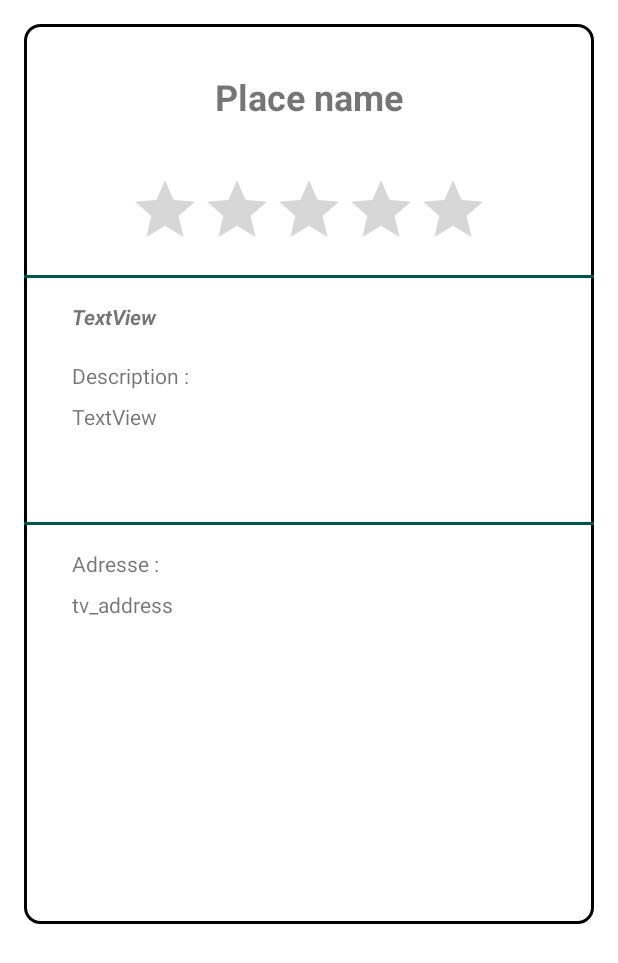
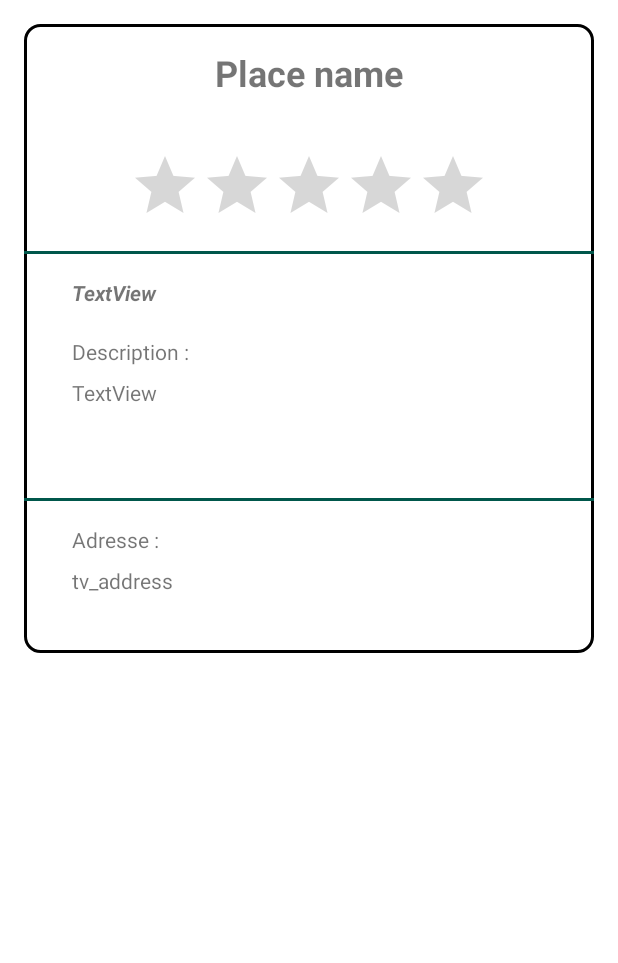
Before and after one commit to Piet08/CouProject_Mobile, an Android app: the layout item_place.xml on its own in the app's theme, with its tools: preview values and no code run, on a phone screen of 412 x 824 dp. Shown: the top 963 px of the screen. Run offline under Robolectric (Android 15) with nearby library versions, the phone set to English and light mode, and no system bars; network calls fail.

Commit message:
Add delete place, fix "rester connecté"

```diff
--- a/app/src/main/AndroidManifest.xml
+++ b/app/src/main/AndroidManifest.xml
@@ -11,7 +11,8 @@
         android:label="@string/app_name"
         android:roundIcon="@mipmap/ic_launcher_round"
         android:supportsRtl="true"
-        android:theme="@style/AppTheme">
+        android:theme="@style/AppTheme"
+        android:name=".activity.Main">
 
         <activity android:name=".activity.PlacesListActivity"></activity>
         <activity android:name=".activity.ReviewListActivity"></activity>
--- a/app/src/main/java/com/example/cou_project_tm/activity/AddPlaceActivity.java
+++ b/app/src/main/java/com/example/cou_project_tm/activity/AddPlaceActivity.java
@@ -55,9 +55,6 @@ public class AddPlaceActivity extends AppCompatActivity {
         listEdit.add(etName);
         listEdit.add(etDesc);
         addItemsOnspinner();
-
-
-
 
 
         btnAdd.setOnClickListener(new View.OnClickListener() {
--- a/app/src/main/java/com/example/cou_project_tm/activity/RegisterActivity.java
+++ b/app/src/main/java/com/example/cou_project_tm/activity/RegisterActivity.java
@@ -16,6 +16,7 @@ import com.example.cou_project_tm.R;
 import com.example.cou_project_tm.models.Address;
 import com.example.cou_project_tm.models.User;
 import com.example.cou_project_tm.models.UserAndAddress;
+import com.example.cou_project_tm.services.AuthentificationService;
 import com.example.cou_project_tm.services.UserRepoService;
 
 import org.w3c.dom.Text;
@@ -71,6 +72,8 @@ public class RegisterActivity extends AppCompatActivity {
                             @Override
                             public void onResponse(Call<User> call, Response<User> response) {
                                 Log.i("UserAdd", response.body().toString());
+
+                                AuthentificationService.login(String.valueOf(etPseudo.getText()),String.valueOf(etVerifPwd.getText()));
                             }
 
                             @Override
--- a/app/src/main/java/com/example/cou_project_tm/repository/PlaceRepo.java
+++ b/app/src/main/java/com/example/cou_project_tm/repository/PlaceRepo.java
@@ -28,7 +28,10 @@ public interface PlaceRepo {
     @POST(URL_PLACE+"/forms")
     Call<Place> post(@Body PlaceAndAddress placeAndAddress);
 
-    @DELETE(URL_PLACE)
+    @DELETE(URL_PLACE+"/address/reviews/{id}")
+    Call<Void> deletePlaceCascade(@Path("id") int id);
+
+    @DELETE(URL_PLACE+"/{id}")
     Call<Void> delete(@Path("id")int id);
 
     @PUT(URL_PLACE)
--- a/app/src/main/java/com/example/cou_project_tm/services/PlaceRepoService.java
+++ b/app/src/main/java/com/example/cou_project_tm/services/PlaceRepoService.java
@@ -53,6 +53,8 @@ public class PlaceRepoService {
         return ourInstance.repository.query();
     }
 
+    public static Call<Void> deletePlaceCascade(int id){return ourInstance.repository.deletePlaceCascade(id);}
+
     public static Call<Place> post(Place place){
         return ourInstance.repository.post(place);
     }
--- a/app/src/main/res/layout/item_place.xml
+++ b/app/src/main/res/layout/item_place.xml
@@ -8,8 +8,9 @@
     >
 
     <androidx.constraintlayout.widget.ConstraintLayout
+        android:id="@+id/constraintLayout3"
         android:layout_width="0dp"
-        android:layout_height="600dp"
+        android:layout_height="wrap_content"
         android:layout_marginStart="16dp"
         android:layout_marginTop="16dp"
         android:layout_marginEnd="16dp"
@@ -24,13 +25,13 @@
             android:layout_width="match_parent"
             android:layout_height="wrap_content"
             android:layout_marginStart="32dp"
-            android:layout_marginTop="32dp"
+            android:layout_marginTop="16dp"
             android:layout_marginEnd="32dp"
             android:height="60dp"
-            android:textStyle="bold"
             android:text="Place name"
             android:textAlignment="center"
             android:textSize="24dp"
+            android:textStyle="bold"
             app:layout_constraintEnd_toEndOf="parent"
             app:layout_constraintStart_toStartOf="parent"
             app:layout_constraintTop_toTopOf="parent" />
@@ -38,11 +39,11 @@
         <RatingBar
             android:id="@+id/tv_rating_bar"
             android:layout_width="wrap_content"
+            android:layout_height="wrap_content"
             android:layout_marginStart="32dp"
-            android:layout_height="wrap_content"
             android:layout_marginTop="8dp"
+            android:layout_marginEnd="32dp"
             android:isIndicator="true"
-            android:layout_marginEnd="32dp"
             app:layout_constraintEnd_toEndOf="parent"
             app:layout_constraintStart_toStartOf="parent"
             app:layout_constraintTop_toBottomOf="@+id/tv_place_name" />
@@ -76,8 +77,8 @@
             android:layout_height="31dp"
             android:layout_marginStart="32dp"
             android:layout_marginTop="16dp"
+            android:text="TextView"
             android:textStyle="bold|italic"
-            android:text="TextView"
             app:layout_constraintStart_toStartOf="parent"
             app:layout_constraintTop_toBottomOf="@+id/description_vertical_line" />
 
@@ -123,11 +124,51 @@
             android:layout_marginStart="32dp"
             android:layout_marginTop="8dp"
             android:layout_marginEnd="32dp"
+            android:layout_marginBottom="8dp"
             android:text="tv_address"
+            app:layout_constraintBottom_toBottomOf="parent"
             app:layout_constraintEnd_toEndOf="parent"
             app:layout_constraintStart_toStartOf="parent"
             app:layout_constraintTop_toBottomOf="@+id/tv_address_title" />
 
 
     </androidx.constraintlayout.widget.ConstraintLayout>
+
+    <Button
+        android:id="@+id/item_place_bt_delete"
+        android:layout_width="wrap_content"
+        android:layout_height="wrap_content"
+        android:layout_marginStart="32dp"
+        android:layout_marginTop="8dp"
+        android:layout_marginEnd="32dp"
+        android:visibility="gone"
+        android:text="Supprimer"
+        app:backgroundTint="#F44336"
+        app:layout_constraintEnd_toEndOf="parent"
+        app:layout_constraintStart_toStartOf="parent"
+        app:layout_constraintTop_toBottomOf="@+id/constraintLayout3" />
+
+    <Button
+        android:id="@+id/item_place_bt_cancel"
+        android:layout_width="wrap_content"
+        android:layout_height="wrap_content"
+        android:layout_marginStart="32dp"
+        android:layout_marginTop="8dp"
+        android:text="Annuler"
+        android:visibility="gone"
+        app:backgroundTint="#F44336"
+        app:layout_constraintStart_toStartOf="parent"
+        app:layout_constraintTop_toBottomOf="@+id/constraintLayout3" />
+
+    <Button
+        android:id="@+id/item_place_bt_add"
+        android:layout_width="wrap_content"
+        android:layout_height="wrap_content"
+        android:layout_marginTop="8dp"
+        android:layout_marginEnd="32dp"
+        android:text="Valider"
+        android:visibility="gone"
+        app:backgroundTint="#4CAF50"
+        app:layout_constraintEnd_toEndOf="parent"
+        app:layout_constraintTop_toBottomOf="@+id/constraintLayout3" />
 </androidx.constraintlayout.widget.ConstraintLayout>
```
Also changed, not shown: app/src/main/java/com/example/cou_project_tm/activity/Main.java (added, +34 -0 lines), app/src/main/java/com/example/cou_project_tm/activity/MainActivity.java (+6 -7 lines), app/src/main/java/com/example/cou_project_tm/adapter/PlaceAndAddressAdapter.java (+52 -0 lines), app/src/main/java/com/example/cou_project_tm/adapter/ReviewAndUserAdapter.java (+24 -16 lines).
